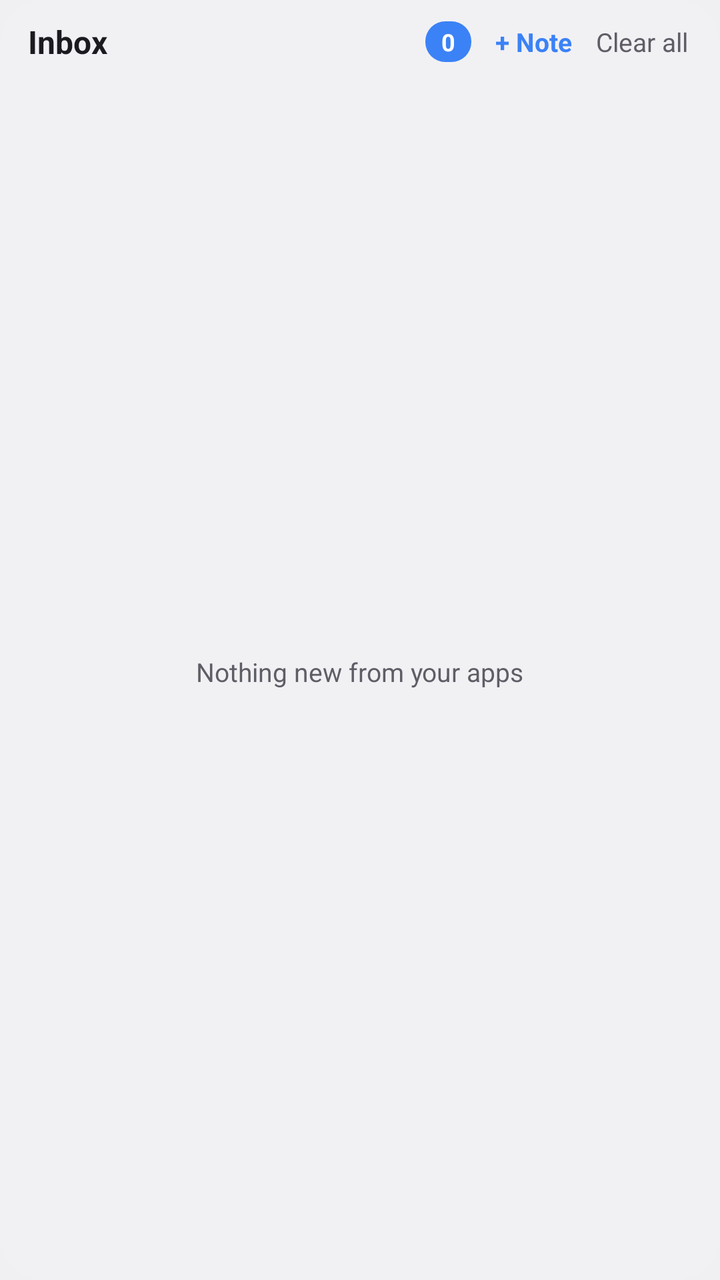
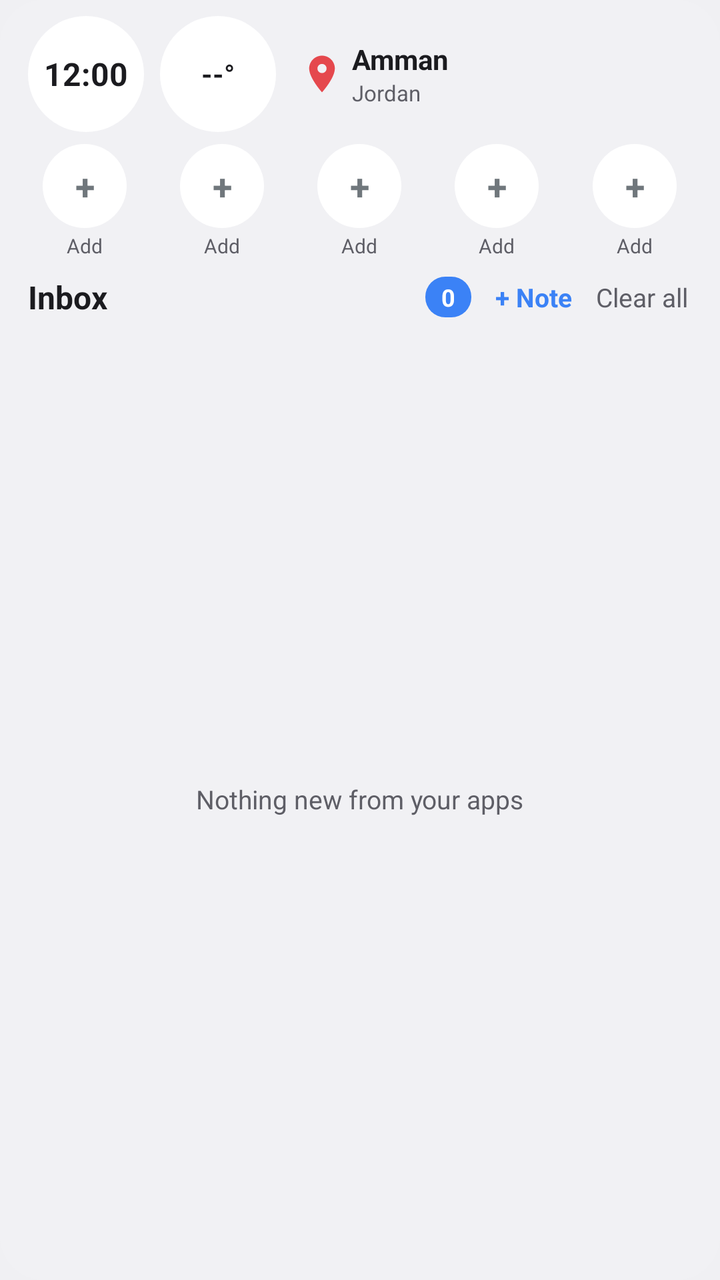

The first picture is an Android layout as it rendered before a commit; the second is the same layout after the commit. The layout source and the unified diff follow.
<!-- AndroidManifest.xml: application theme NtTheme -->
<!-- res/layout/widget_tiles.xml -->
<?xml version="1.0" encoding="utf-8"?>
<LinearLayout xmlns:android="http://schemas.android.com/apk/res/android"
    android:id="@+id/root"
    android:layout_width="match_parent"
    android:layout_height="match_parent"
    android:background="@drawable/nt_widget_bg"
    android:orientation="vertical"
    android:padding="8dp">

    <LinearLayout
        android:id="@+id/header"
        android:layout_width="match_parent"
        android:layout_height="wrap_content"
        android:gravity="center_vertical"
        android:orientation="horizontal"
        android:paddingStart="6dp"
        android:paddingEnd="6dp"
        android:paddingBottom="6dp">

        <TextView
            android:id="@+id/hdr_title"
            android:layout_width="0dp"
            android:layout_height="wrap_content"
            android:layout_weight="1"
            android:text="Inbox"
            android:textColor="@color/nt_text"
            android:textSize="16sp"
            android:textStyle="bold" />

        <TextView
            android:id="@+id/count"
            android:layout_width="wrap_content"
            android:layout_height="wrap_content"
            android:background="@drawable/nt_badge_bg"
            android:paddingStart="8dp"
            android:paddingTop="2dp"
            android:paddingEnd="8dp"
            android:paddingBottom="2dp"
            android:text="0"
            android:textColor="#FFFFFF"
            android:textSize="12sp"
            android:textStyle="bold" />

        <TextView
            android:id="@+id/wnote"
            android:layout_width="wrap_content"
            android:layout_height="wrap_content"
            android:paddingStart="12dp"
            android:paddingTop="4dp"
            android:paddingEnd="6dp"
            android:paddingBottom="4dp"
            android:text="+ Note"
            android:textColor="@color/nt_badge"
            android:textSize="13sp"
            android:textStyle="bold" />

        <TextView
            android:id="@+id/wclear"
            android:layout_width="wrap_content"
            android:layout_height="wrap_content"
            android:paddingStart="6dp"
            android:paddingTop="4dp"
            android:paddingEnd="2dp"
            android:paddingBottom="4dp"
            android:text="Clear all"
            android:textColor="@color/nt_sub"
            android:textSize="13sp" />
    </LinearLayout>

    <FrameLayout
        android:layout_width="match_parent"
        android:layout_height="0dp"
        android:layout_weight="1">

        <GridView
            android:id="@+id/grid"
            android:layout_width="match_parent"
            android:layout_height="match_parent"
            android:horizontalSpacing="6dp"
            android:listSelector="@android:color/transparent"
            android:numColumns="2"
            android:scrollbars="none"
            android:stretchMode="columnWidth"
            android:verticalSpacing="6dp" />

        <TextView
            android:id="@+id/empty"
            android:layout_width="wrap_content"
            android:layout_height="wrap_content"
            android:layout_gravity="center"
            android:text="Nothing new from your apps"
            android:textColor="@color/nt_sub"
            android:textSize="13sp" />
    </FrameLayout>
</LinearLayout>
<!-- resources referenced by this layout -->
<resources>
  <color name="nt_badge">#3B82F6</color>
  <color name="nt_sub">#5E5E66</color>
  <color name="nt_text">#1B1B1F</color>
  <!-- drawable nt_badge_bg (drawable) -->
  <?xml version="1.0" encoding="utf-8"?>
  <shape xmlns:android="http://schemas.android.com/apk/res/android" android:shape="rectangle">
      <solid android:color="@color/nt_badge" />
      <corners android:radius="10dp" />
  </shape>
  <!-- drawable nt_widget_bg (drawable) -->
  <?xml version="1.0" encoding="utf-8"?>
  <shape xmlns:android="http://schemas.android.com/apk/res/android" android:shape="rectangle">
      <solid android:color="@color/nt_bg" />
      <corners android:radius="22dp" />
  </shape>
  <style name="NtTheme" parent="android:Theme.DeviceDefault.DayNight" />
  <color name="nt_bg">#EEF2F2F5</color>
</resources>

<!-- the commit's change to res/layout/widget_tiles.xml (unified diff, before → after) -->
@@ -6,6 +6,234 @@
     android:background="@drawable/nt_widget_bg"
     android:orientation="vertical"
     android:padding="8dp">
+
+
+    <LinearLayout
+        android:layout_width="match_parent"
+        android:layout_height="wrap_content"
+        android:gravity="center_vertical"
+        android:orientation="horizontal"
+        android:paddingStart="6dp"
+        android:paddingEnd="6dp"
+        android:paddingBottom="6dp">
+
+        <TextClock
+            android:id="@+id/wclock"
+            android:layout_width="58dp"
+            android:layout_height="58dp"
+            android:background="@drawable/nt_circle_bg"
+            android:format12Hour="h:mm"
+            android:format24Hour="HH:mm"
+            android:gravity="center"
+            android:textColor="@color/nt_text"
+            android:textSize="16sp"
+            android:textStyle="bold" />
+
+        <TextView
+            android:id="@+id/wweather"
+            android:layout_width="58dp"
+            android:layout_height="58dp"
+            android:layout_marginStart="8dp"
+            android:background="@drawable/nt_circle_bg"
+            android:gravity="center"
+            android:text="--°"
+            android:textColor="@color/nt_text"
+            android:textSize="14sp"
+            android:textStyle="bold" />
+
+        <ImageView
+            android:id="@+id/wpin"
+            android:layout_width="22dp"
+            android:layout_height="22dp"
+            android:layout_marginStart="12dp"
+            android:src="@drawable/ic_pin" />
+
+        <LinearLayout
+            android:layout_width="0dp"
+            android:layout_height="wrap_content"
+            android:layout_marginStart="4dp"
+            android:layout_weight="1"
+            android:orientation="vertical">
+
+            <TextView
+                android:layout_width="wrap_content"
+                android:layout_height="wrap_content"
+                android:text="Amman"
+                android:textColor="@color/nt_text"
+                android:textSize="14sp"
+                android:textStyle="bold" />
+
+            <TextView
+                android:layout_width="wrap_content"
+                android:layout_height="wrap_content"
+                android:text="Jordan"
+                android:textColor="@color/nt_sub"
+                android:textSize="11sp" />
+        </LinearLayout>
+    </LinearLayout>
+
+    <LinearLayout
+        android:id="@+id/dialrow"
+        android:layout_width="match_parent"
+        android:layout_height="wrap_content"
+        android:orientation="horizontal"
+        android:paddingBottom="6dp">
+
+        <LinearLayout
+            android:id="@+id/dial0"
+            android:layout_width="0dp"
+            android:layout_height="wrap_content"
+            android:layout_weight="1"
+            android:gravity="center_horizontal"
+            android:orientation="vertical">
+
+            <TextView
+                android:id="@+id/dc0"
+                android:layout_width="42dp"
+                android:layout_height="42dp"
+                android:background="@drawable/nt_circle_bg"
+                android:gravity="center"
+                android:text="+"
+                android:textSize="18sp"
+                android:textStyle="bold" />
+
+            <TextView
+                android:id="@+id/dn0"
+                android:layout_width="match_parent"
+                android:layout_height="wrap_content"
+                android:ellipsize="end"
+                android:gravity="center"
+                android:maxLines="1"
+                android:paddingTop="2dp"
+                android:text="Add"
+                android:textColor="@color/nt_sub"
+                android:textSize="10sp" />
+        </LinearLayout>
+
+        <LinearLayout
+            android:id="@+id/dial1"
+            android:layout_width="0dp"
+            android:layout_height="wrap_content"
+            android:layout_weight="1"
+            android:gravity="center_horizontal"
+            android:orientation="vertical">
+
+            <TextView
+                android:id="@+id/dc1"
+                android:layout_width="42dp"
+                android:layout_height="42dp"
+                android:background="@drawable/nt_circle_bg"
+                android:gravity="center"
+                android:text="+"
+                android:textSize="18sp"
+                android:textStyle="bold" />
+
+            <TextView
+                android:id="@+id/dn1"
+                android:layout_width="match_parent"
+                android:layout_height="wrap_content"
+                android:ellipsize="end"
+                android:gravity="center"
+                android:maxLines="1"
+                android:paddingTop="2dp"
+                android:text="Add"
+                android:textColor="@color/nt_sub"
+                android:textSize="10sp" />
+        </LinearLayout>
+
+        <LinearLayout
+            android:id="@+id/dial2"
+            android:layout_width="0dp"
+            android:layout_height="wrap_content"
+            android:layout_weight="1"
+            android:gravity="center_horizontal"
+            android:orientation="vertical">
+
+            <TextView
+                android:id="@+id/dc2"
+                android:layout_width="42dp"
+                android:layout_height="42dp"
+                android:background="@drawable/nt_circle_bg"
+                android:gravity="center"
+                android:text="+"
+                android:textSize="18sp"
+                android:textStyle="bold" />
+
+            <TextView
+                android:id="@+id/dn2"
+                android:layout_width="match_parent"
+                android:layout_height="wrap_content"
+                android:ellipsize="end"
+                android:gravity="center"
+                android:maxLines="1"
+                android:paddingTop="2dp"
+                android:text="Add"
+                android:textColor="@color/nt_sub"
+                android:textSize="10sp" />
+        </LinearLayout>
+
+        <LinearLayout
+            android:id="@+id/dial3"
+            android:layout_width="0dp"
+            android:layout_height="wrap_content"
+            android:layout_weight="1"
+            android:gravity="center_horizontal"
+            android:orientation="vertical">
+
+            <TextView
+                android:id="@+id/dc3"
+                android:layout_width="42dp"
+                android:layout_height="42dp"
+                android:background="@drawable/nt_circle_bg"
+                android:gravity="center"
+                android:text="+"
+                android:textSize="18sp"
+                android:textStyle="bold" />
+
+            <TextView
+                android:id="@+id/dn3"
+                android:layout_width="match_parent"
+                android:layout_height="wrap_content"
+                android:ellipsize="end"
+                android:gravity="center"
+                android:maxLines="1"
+                android:paddingTop="2dp"
+                android:text="Add"
+                android:textColor="@color/nt_sub"
+                android:textSize="10sp" />
+        </LinearLayout>
+
+        <LinearLayout
+            android:id="@+id/dial4"
+            android:layout_width="0dp"
+            android:layout_height="wrap_content"
+            android:layout_weight="1"
+            android:gravity="center_horizontal"
+            android:orientation="vertical">
+
+            <TextView
+                android:id="@+id/dc4"
+                android:layout_width="42dp"
+                android:layout_height="42dp"
+                android:background="@drawable/nt_circle_bg"
+                android:gravity="center"
+                android:text="+"
+                android:textSize="18sp"
+                android:textStyle="bold" />
+
+            <TextView
+                android:id="@+id/dn4"
+                android:layout_width="match_parent"
+                android:layout_height="wrap_content"
+                android:ellipsize="end"
+                android:gravity="center"
+                android:maxLines="1"
+                android:paddingTop="2dp"
+                android:text="Add"
+                android:textColor="@color/nt_sub"
+                android:textSize="10sp" />
+        </LinearLayout>
+    </LinearLayout>
 
     <LinearLayout
         android:id="@+id/header"
<!-- resource entries referenced after the edit -->
@@ -3,11 +3,27 @@
   <color name="nt_badge">#3B82F6</color>
   <color name="nt_sub">#5E5E66</color>
   <color name="nt_text">#1B1B1F</color>
+  <!-- drawable ic_pin (drawable) -->
+  <?xml version="1.0" encoding="utf-8"?>
+  <vector xmlns:android="http://schemas.android.com/apk/res/android"
+      android:width="24dp"
+      android:height="24dp"
+      android:viewportWidth="24"
+      android:viewportHeight="24">
+      <path
+          android:fillColor="#E5484D"
+          android:pathData="M12,2C8.13,2 5,5.13 5,9c0,5.25 7,13 7,13s7,-7.75 7,-13c0,-3.87 -3.13,-7 -7,-7zM12,11.5c-1.38,0 -2.5,-1.12 -2.5,-2.5s1.12,-2.5 2.5,-2.5 2.5,1.12 2.5,2.5 -1.12,2.5 -2.5,2.5z" />
+  </vector>
   <!-- drawable nt_badge_bg (drawable) -->
   <?xml version="1.0" encoding="utf-8"?>
   <shape xmlns:android="http://schemas.android.com/apk/res/android" android:shape="rectangle">
       <solid android:color="@color/nt_badge" />
       <corners android:radius="10dp" />
+  </shape>
+  <!-- drawable nt_circle_bg (drawable) -->
+  <?xml version="1.0" encoding="utf-8"?>
+  <shape xmlns:android="http://schemas.android.com/apk/res/android" android:shape="oval">
+      <solid android:color="@color/nt_circle" />
   </shape>
   <!-- drawable nt_widget_bg (drawable) -->
   <?xml version="1.0" encoding="utf-8"?>
@@ -16,6 +32,7 @@
       <corners android:radius="22dp" />
   </shape>
   <style name="NtTheme" parent="android:Theme.DeviceDefault.DayNight" />
+  <color name="nt_circle">#FFFFFFFF</color>
   <color name="nt_bg">#EEF2F2F5</color>
 </resources>
 
